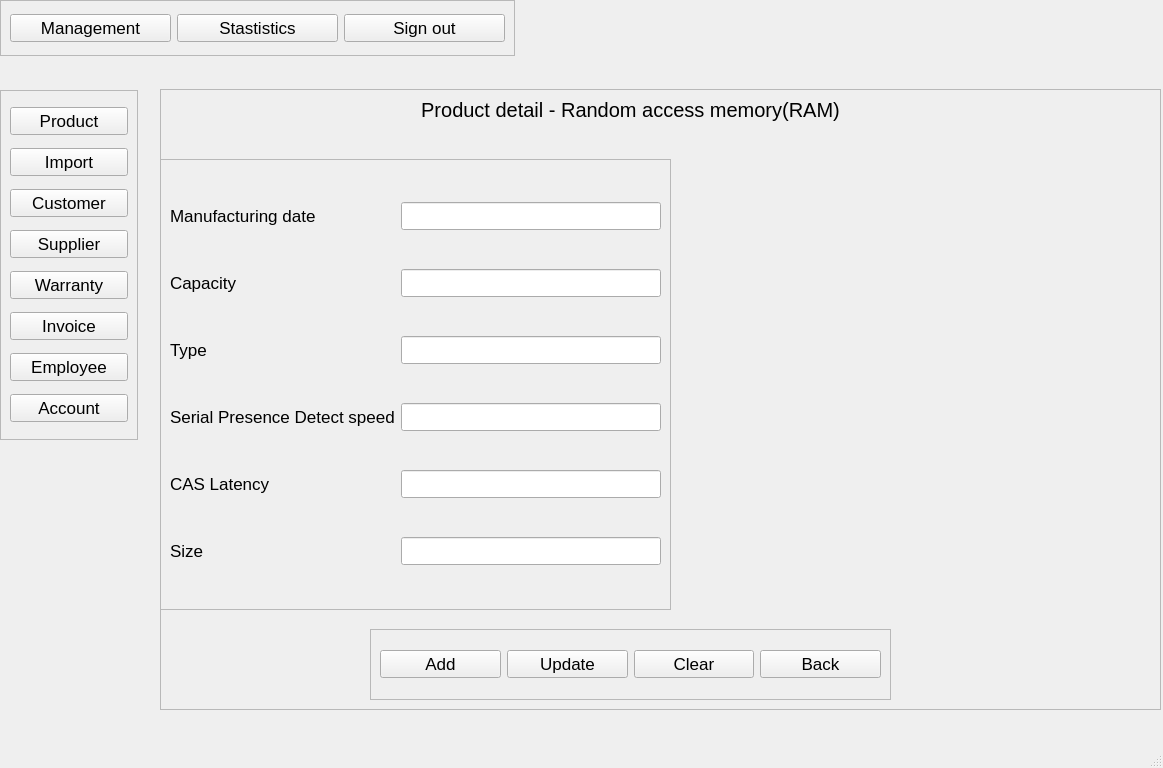
Qt form src/View/VIewUI/RAM.ui (Hai1205/ComputerStore-Python-) before a commit.
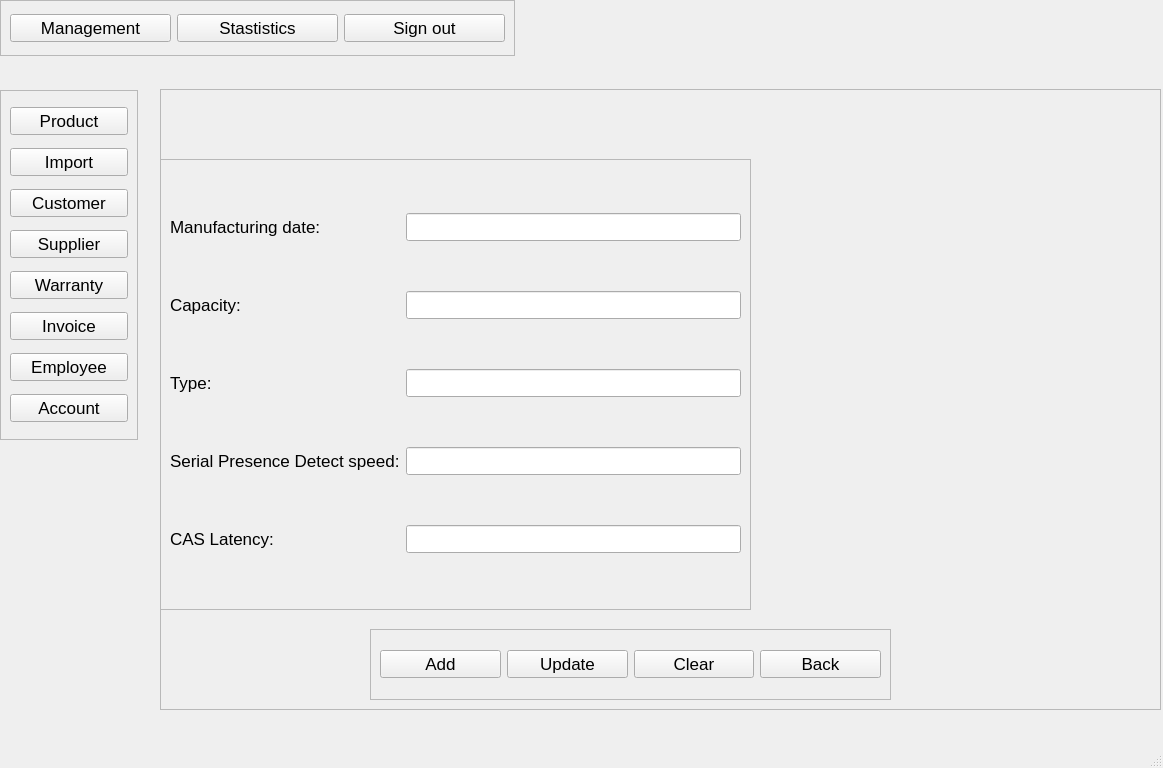
The same form after that commit.

```diff
--- a/src/View/VIewUI/RAM.ui
+++ b/src/View/VIewUI/RAM.ui
@@ -49,7 +49,7 @@
       </font>
      </property>
      <property name="text">
-      <string>Product detail - Random access memory(RAM)</string>
+      <string/>
      </property>
      <property name="alignment">
       <set>Qt::AlignCenter</set>
@@ -60,7 +60,7 @@
       <rect>
        <x>0</x>
        <y>70</y>
-       <width>511</width>
+       <width>591</width>
        <height>451</height>
       </rect>
      </property>
@@ -71,60 +71,54 @@
       <enum>QFrame::Raised</enum>
      </property>
      <layout class="QGridLayout" name="gridLayout">
-      <item row="6" column="1">
-       <widget class="QLineEdit" name="size"/>
-      </item>
       <item row="0" column="0">
        <widget class="QLabel" name="label_2">
         <property name="text">
-         <string>Manufacturing date</string>
+         <string>Manufacturing date:</string>
         </property>
        </widget>
       </item>
       <item row="2" column="0">
        <widget class="QLabel" name="label_4">
         <property name="text">
-         <string>Capacity</string>
+         <string>Capacity:</string>
         </property>
        </widget>
       </item>
-      <item row="2" column="1">
-       <widget class="QLineEdit" name="capacity"/>
-      </item>
-      <item row="3" column="1">
-       <widget class="QLineEdit" name="type"/>
-      </item>
-      <item row="6" column="0">
-       <widget class="QLabel" name="label_7">
+      <item row="5" column="0">
+       <widget class="QLabel" name="label_6">
         <property name="text">
-         <string>Size</string>
+         <string>CAS Latency:</string>
         </property>
        </widget>
       </item>
       <item row="0" column="1">
        <widget class="QLineEdit" name="MFG"/>
       </item>
+      <item row="3" column="1">
+       <widget class="QLineEdit" name="type">
+        <property name="text">
+         <string/>
+        </property>
+       </widget>
+      </item>
       <item row="3" column="0">
        <widget class="QLabel" name="label_5">
         <property name="text">
-         <string>Type</string>
+         <string>Type:</string>
         </property>
        </widget>
       </item>
       <item row="5" column="1">
        <widget class="QLineEdit" name="CL"/>
       </item>
-      <item row="5" column="0">
-       <widget class="QLabel" name="label_6">
-        <property name="text">
-         <string>CAS Latency</string>
-        </property>
-       </widget>
+      <item row="2" column="1">
+       <widget class="QLineEdit" name="capacity"/>
       </item>
       <item row="4" column="0">
        <widget class="QLabel" name="label_3">
         <property name="text">
-         <string>Serial Presence Detect speed</string>
+         <string>Serial Presence Detect speed:</string>
         </property>
        </widget>
       </item>
```
Left out of the diff: 8 changed lines with no effect on the pictures.
